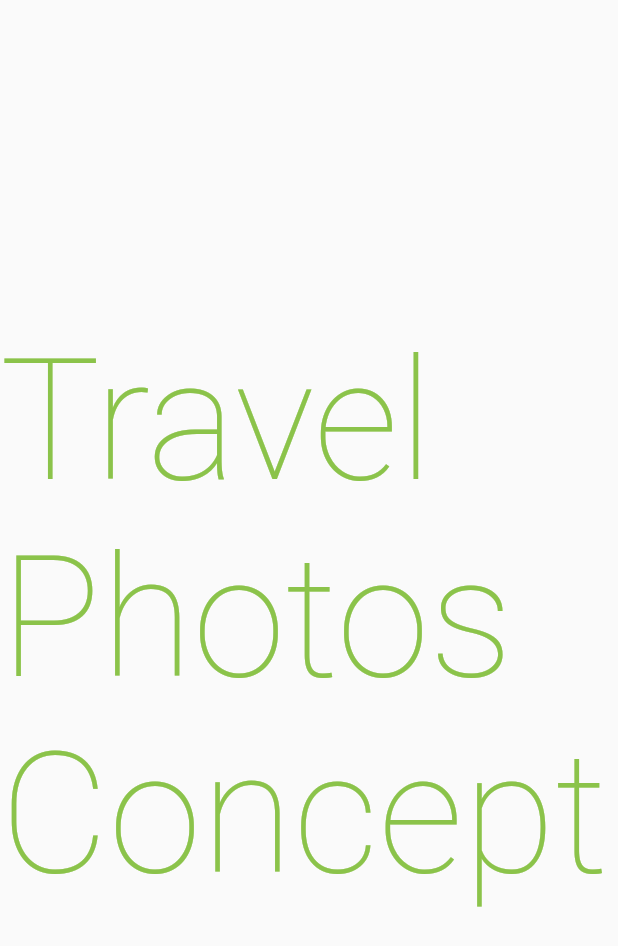
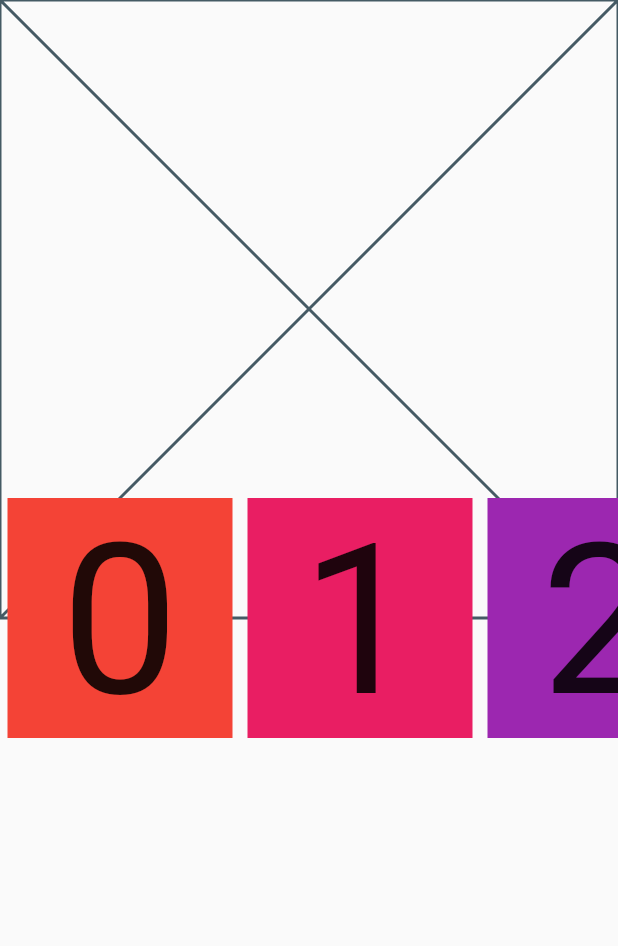
Before and after one commit to llsonyll/flutter_retos, a Flutter app: the MainTravelPhotosConcept screen opened by its route, on a phone screen of 412 x 824 dp. Shown: the top 946 px of the screen. Run offline on Flutter 3.47's test engine with Material 2 defaults, Android fonts, the phone set to English and light mode, and no system bars; our stand-ins replace google_fonts.

```diff
--- a/lib/TravelPhotosConcept/main_travel_photos.dart
+++ b/lib/TravelPhotosConcept/main_travel_photos.dart
@@ -1,20 +1,130 @@
 import 'package:flutter/material.dart';
 
-class MainTravelPhotosConcept extends StatelessWidget {
+class MainTravelPhotosConcept extends StatefulWidget {
   const MainTravelPhotosConcept({Key key}) : super(key: key);
 
   @override
+  _MainTravelPhotosConceptState createState() =>
+      _MainTravelPhotosConceptState();
+}
+
+class _MainTravelPhotosConceptState extends State<MainTravelPhotosConcept> {
+  @override
   Widget build(BuildContext context) {
-    return Scaffold(
-      body: Center(
-        child: Text(
-          'Travel Photos Concept',
-          style: Theme.of(context)
-              .textTheme
-              .headline1
-              .copyWith(color: Colors.lightGreen),
+    final size = MediaQuery.of(context).size;
+    final topCardHeight = size.height / 2;
+    final horizontalListHeight = 160.0;
+    return Theme(
+      data: ThemeData.light(),
+      child: Scaffold(
+        body: Stack(
+          children: [
+            Positioned(
+              height: topCardHeight,
+              left: 0,
+              right: 0,
+              child: Placeholder(),
+            ),
+            Positioned(
+              left: 0,
+              right: 0,
+              top: topCardHeight - horizontalListHeight / 2,
+              height: horizontalListHeight,
+              child: TravelPhotosList(),
+            ),
+          ],
         ),
       ),
     );
   }
 }
+
+class TravelPhotosList extends StatefulWidget {
+  @override
+  _TravelPhotosListState createState() => _TravelPhotosListState();
+}
+
+class _TravelPhotosListState extends State<TravelPhotosList> {
+  final items = List.generate(10, (index) => index);
+
+  final _animatedListKey = GlobalKey<AnimatedListState>();
+
+  final _pageController = PageController();
+
+  double page = 0.0;
+
+  void _listenScroll() {
+    setState(() {
+      page = _pageController.page;
+    });
+  }
+
+  @override
+  void initState() {
+    _pageController.addListener(_listenScroll);
+    super.initState();
+  }
+
+  @override
+  void dispose() {
+    _pageController.removeListener(_listenScroll);
+    _pageController.dispose();
+    super.dispose();
+  }
+
+  @override
+  Widget build(BuildContext context) {
+    return AnimatedList(
+      key: _animatedListKey,
+      physics: PageScrollPhysics(),
+      controller: _pageController,
+      itemBuilder: (context, index, animation) {
+        final itemInteger = items[index];
+        print(page);
+        return InkWell(
+          onTap: () {
+            items.insert(items.length, itemInteger);
+            _animatedListKey.currentState.insertItem(items.length - 1);
+            final itemDelete = itemInteger;
+            items.removeAt(index);
+            _animatedListKey.currentState.removeItem(
+              index,
+              (context, animation) => FadeTransition(
+                opacity: animation,
+                child: SizeTransition(
+                  sizeFactor: animation,
+                  axis: Axis.horizontal,
+                  child: TravelPhotoItem(
+                    index: itemDelete,
+                  ),
+                ),
+              ),
+            );
+          },
+          child: TravelPhotoItem(
+            index: itemInteger,
+          ),
+        );
+      },
+      scrollDirection: Axis.horizontal,
+      initialItemCount: items.length,
+    );
+  }
+}
+
+class TravelPhotoItem extends StatelessWidget {
+  final int index;
+  const TravelPhotoItem({Key key, this.index}) : super(key: key);
+
+  @override
+  Widget build(BuildContext context) {
+    return Container(
+      margin: EdgeInsets.symmetric(horizontal: 5),
+      color: Colors.primaries[index % Colors.primaries.length],
+      width: 150,
+      child: FittedBox(
+        child: Text(index.toString()),
+      ),
+    );
+  }
+}
--- a/pubspec.yaml
+++ b/pubspec.yaml
@@ -29,6 +29,8 @@ dependencies:
   # Use with the CupertinoIcons class for iOS style icons.
   cupertino_icons: ^1.0.0
   google_fonts: ^1.1.1
+  flutter_svg: ^0.19.1
+  provider: ^4.3.2+2
 
 dev_dependencies:
   flutter_test:
@@ -50,6 +52,7 @@ flutter:
     - assets/
     - assets/grocery_store/
     - assets/staggered_dual_view/
+    - assets/linked_in/
   #   - images/a_dot_burr.jpeg
   #   - images/a_dot_ham.jpeg
 
```
Also changed, not shown: lib/LinkedIn/main_linked_in.dart (added, +19 -0 lines), lib/LinkedIn/models/new_post.dart (added, +13 -0 lines), lib/LinkedIn/models/post.dart (added, +23 -0 lines), lib/LinkedIn/models/user.dart (added, +71 -0 lines), lib/LinkedIn/utils/linkedin_colors.dart (added, +7 -0 lines), lib/LinkedIn/widgets/sliver_header_delegate.dart (added, +25 -0 lines), assets/linked_in/images/education.jpg (added), assets/linked_in/images/gaming.jpg (added), assets/linked_in/images/learning.png (added), pubspec.lock.
